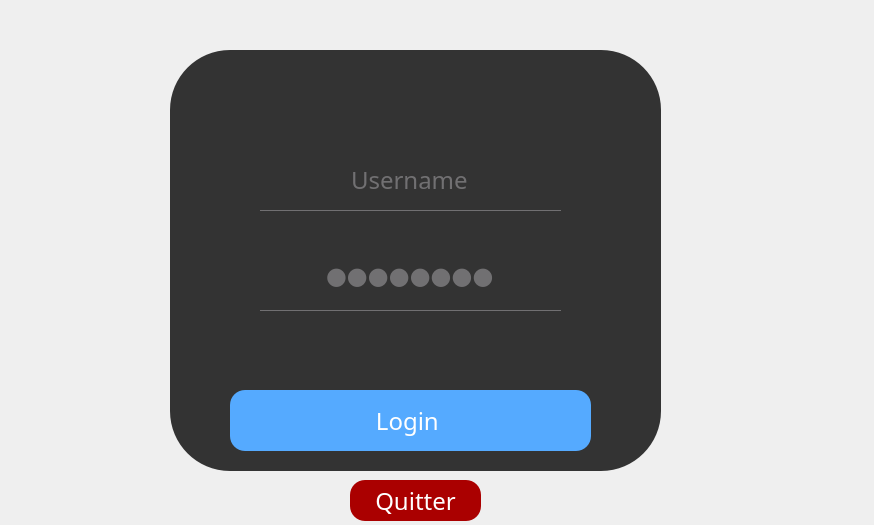
Before: the Qt Designer form Marketing/login.ui in semahkadri/Smart_Cinema-Application-Desktop-, drawn with Qt 5.
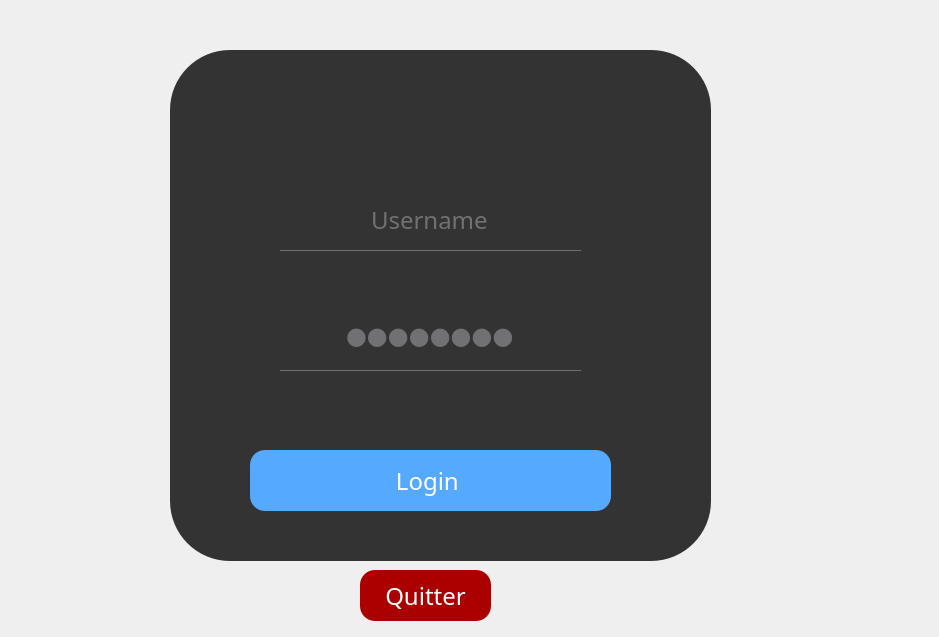
After: the same form once the commit is applied. Icons and pictures are not drawn.

What changed in the file:
```diff
--- a/Marketing/login.ui
+++ b/Marketing/login.ui
@@ -6,8 +6,8 @@
    <rect>
     <x>0</x>
     <y>0</y>
-    <width>874</width>
-    <height>525</height>
+    <width>939</width>
+    <height>637</height>
    </rect>
   </property>
   <property name="windowTitle">
@@ -50,8 +50,8 @@
     <rect>
      <x>170</x>
      <y>50</y>
-     <width>491</width>
-     <height>421</height>
+     <width>541</width>
+     <height>511</height>
     </rect>
    </property>
    <property name="frameShape">
@@ -63,8 +63,8 @@
    <widget class="QPushButton" name="pushButton">
     <property name="geometry">
      <rect>
-      <x>60</x>
-      <y>340</y>
+      <x>80</x>
+      <y>400</y>
       <width>361</width>
       <height>61</height>
      </rect>
@@ -76,8 +76,8 @@
    <widget class="QLineEdit" name="lineEdit">
     <property name="geometry">
      <rect>
-      <x>90</x>
-      <y>100</y>
+      <x>110</x>
+      <y>140</y>
       <width>301</width>
       <height>61</height>
      </rect>
@@ -98,8 +98,8 @@
    <widget class="QLineEdit" name="lineEdit_2">
     <property name="geometry">
      <rect>
-      <x>90</x>
-      <y>190</y>
+      <x>110</x>
+      <y>250</y>
       <width>301</width>
       <height>71</height>
      </rect>
@@ -133,10 +133,10 @@
   <widget class="QPushButton" name="pushButton_2">
    <property name="geometry">
     <rect>
-     <x>350</x>
-     <y>480</y>
+     <x>360</x>
+     <y>570</y>
      <width>131</width>
-     <height>41</height>
+     <height>51</height>
     </rect>
    </property>
    <property name="styleSheet">
@@ -162,7 +162,7 @@
   <widget class="QPushButton" name="pushButton_3">
    <property name="geometry">
     <rect>
-     <x>350</x>
+     <x>370</x>
      <y>10</y>
      <width>121</width>
      <height>111</height>
```
